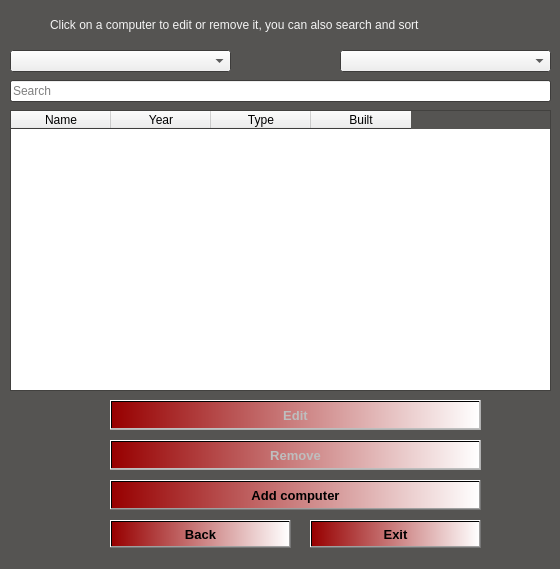
trunti/verklegtn-m, file EndurvinnslustöðATeam/Skil3/Ui/computerdisplay.ui: the form before one commit.
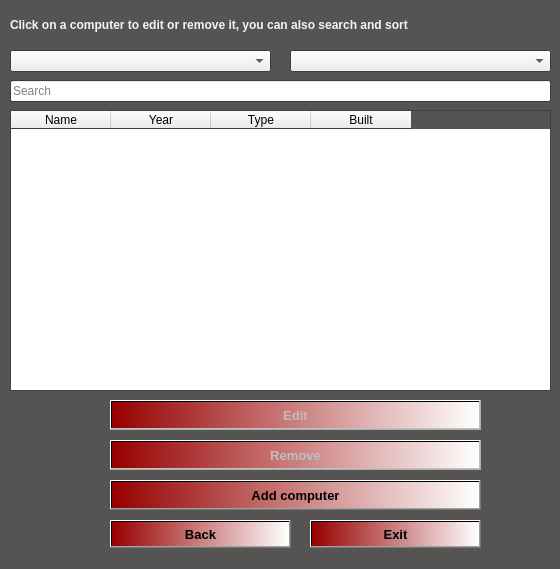
The form after the commit. Icons and pictures are not drawn.

```diff
--- a/EndurvinnslustöðATeam/Skil3/Ui/computerdisplay.ui
+++ b/EndurvinnslustöðATeam/Skil3/Ui/computerdisplay.ui
@@ -221,9 +221,9 @@
   <widget class="QLabel" name="label">
    <property name="geometry">
     <rect>
-     <x>50</x>
+     <x>10</x>
      <y>10</y>
-     <width>511</width>
+     <width>551</width>
      <height>31</height>
     </rect>
    </property>
@@ -233,7 +233,7 @@
     </font>
    </property>
    <property name="text">
-    <string>&lt;html&gt;&lt;head/&gt;&lt;body&gt;&lt;p&gt;&lt;span style=&quot; font-size:9pt; color:#f4f4f4;&quot;&gt;Click on a computer to edit or remove it, you can also search and sort&lt;/span&gt;&lt;/p&gt;&lt;/body&gt;&lt;/html&gt;</string>
+    <string>&lt;html&gt;&lt;head/&gt;&lt;body&gt;&lt;p&gt;&lt;span style=&quot; font-size:9pt; font-weight:600; color:#f4f4f4;&quot;&gt;Click on a computer to edit or remove it, you can also search and sort&lt;/span&gt;&lt;/p&gt;&lt;/body&gt;&lt;/html&gt;</string>
    </property>
   </widget>
   <widget class="QTableWidget" name="table_computer">
@@ -274,7 +274,7 @@
     <rect>
      <x>10</x>
      <y>50</y>
-     <width>221</width>
+     <width>261</width>
      <height>22</height>
     </rect>
    </property>
@@ -282,9 +282,9 @@
   <widget class="QComboBox" name="dropdown_order_by_ascending">
    <property name="geometry">
     <rect>
-     <x>340</x>
+     <x>290</x>
      <y>50</y>
-     <width>211</width>
+     <width>261</width>
      <height>22</height>
     </rect>
    </property>
```
